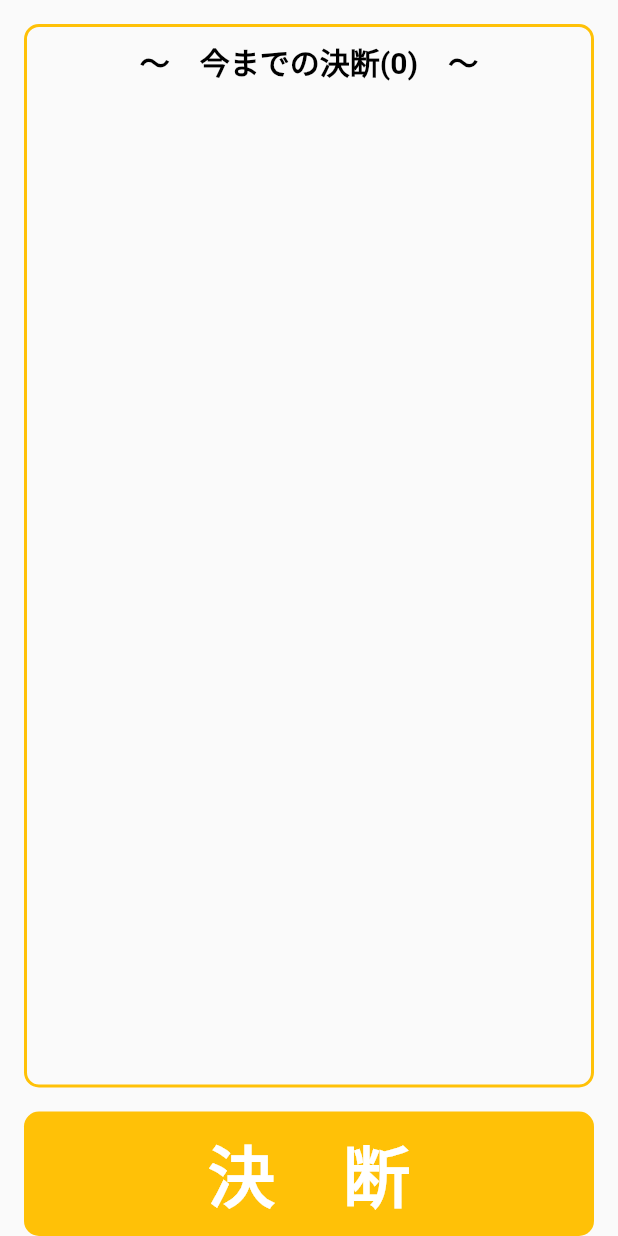
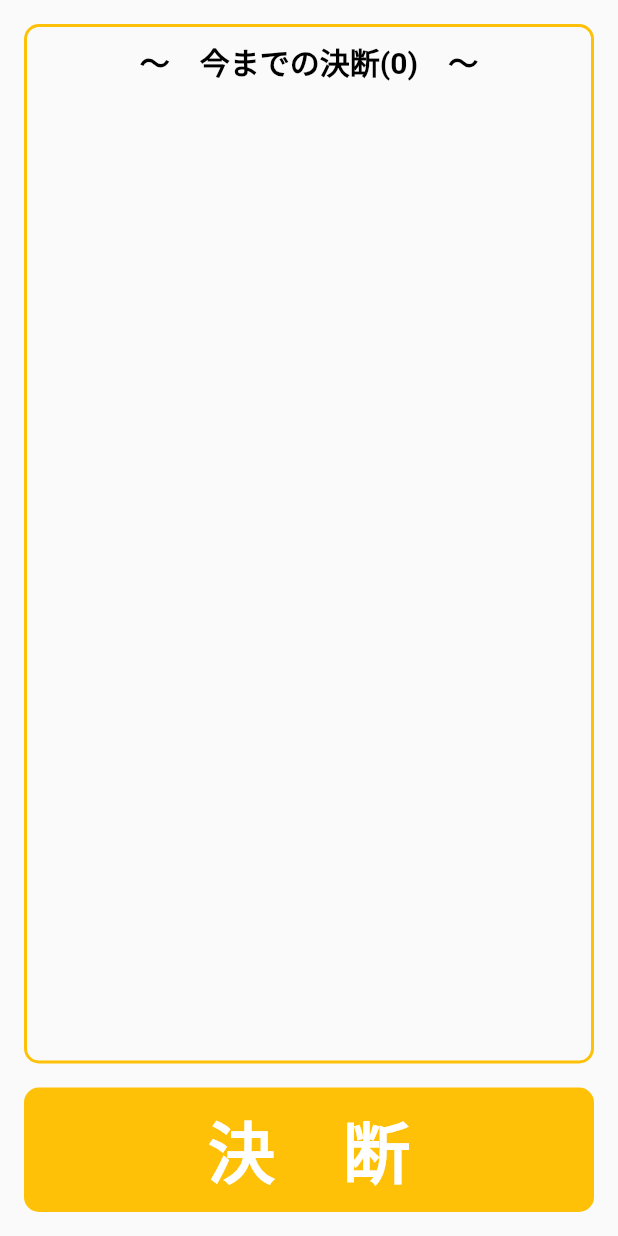
Before and after one commit to oryo-developer/kawarini_ketsudan, a Flutter app: the screen it shows after launch, on a phone screen of 412 x 824 dp. Run offline on Flutter 3.47's test engine with Material 2 defaults, Android fonts, the phone set to English and light mode, and no system bars; our stand-ins replace flutter_hooks, freezed_annotation, hooks_riverpod, isar; missing offline and left inert: marquee_widget; accounts and stored records are empty; generated files the repository leaves out were written again.

Commit message:
余白の変更

```diff
--- a/lib/view/page/home_page.dart
+++ b/lib/view/page/home_page.dart
@@ -26,7 +26,7 @@
       ),
       child: Scaffold(
         body: SafeArea(
-          minimum: const EdgeInsets.fromLTRB(16, 16, 16, 0),
+          minimum: const EdgeInsets.all(16),
           child: Column(children: [
             Expanded(
               child: Container(
```
